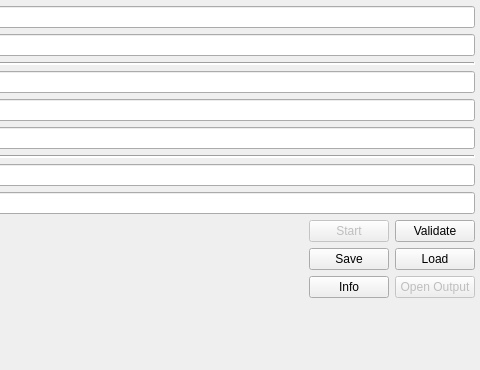
Qt form mbp.ui (Kidney-02/Meshroom_Batch_Processor) before a commit; both pictures show x 250 to 730 and y 0 to 370 of the 730 by 370 pixel window.
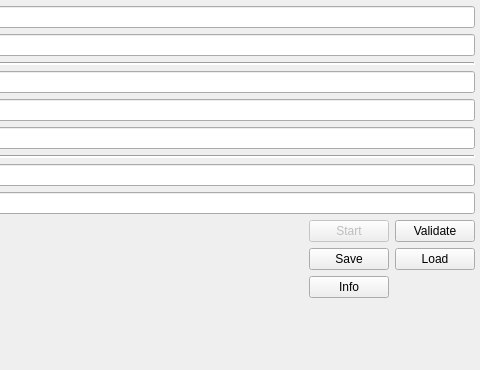
The same form after that commit.

Commit message:
Blender unwrap
Blender packing crashes in 3.6.0, so can't do it now.
hopefully i didn't leave anything important commented out.

The edit to the form file:
```diff
--- a/mbp.ui
+++ b/mbp.ui
@@ -463,19 +463,6 @@
          </property>
         </widget>
        </item>
-       <item row="2" column="2">
-        <widget class="QPushButton" name="button_output">
-         <property name="enabled">
-          <bool>false</bool>
-         </property>
-         <property name="text">
-          <string>Open Output</string>
-         </property>
-         <property name="checkable">
-          <bool>false</bool>
-         </property>
-        </widget>
-       </item>
        <item row="2" column="1">
         <widget class="QPushButton" name="button_info">
          <property name="text">
```
The commit also changes 1 other file.
